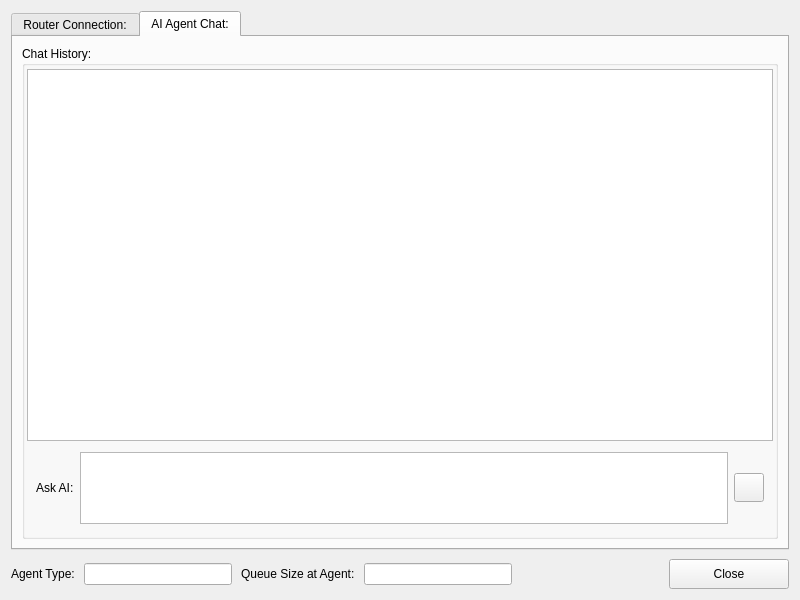
Before: the Qt Designer form apps/multiedge/edgedevice/ui/edgedevice.ui in aregtech/areg-edgeai, drawn with Qt 5.
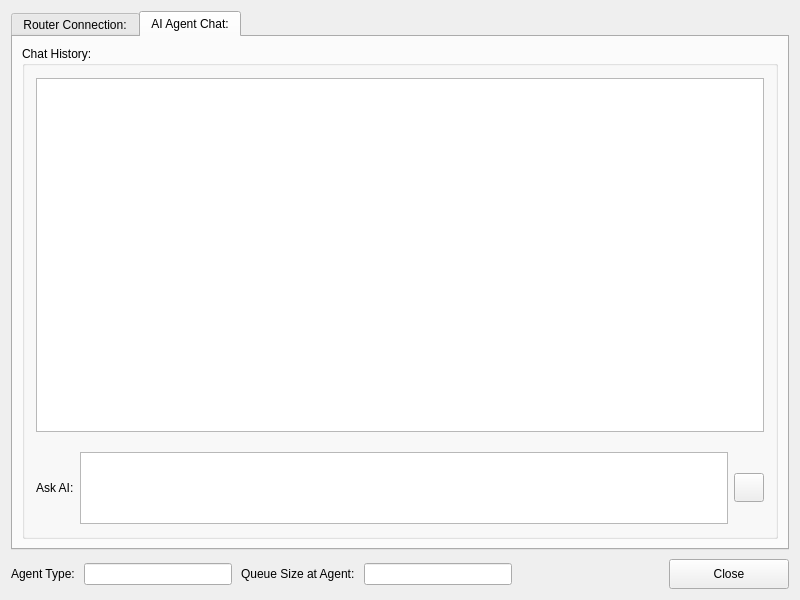
After: the same form once the commit is applied. The open tabs and pages were chosen to show the change. Icons and pictures are not drawn.

```diff
--- a/apps/multiedge/edgedevice/ui/edgedevice.ui
+++ b/apps/multiedge/edgedevice/ui/edgedevice.ui
@@ -10,6 +10,12 @@
     <height>600</height>
    </rect>
   </property>
+  <property name="sizePolicy">
+   <sizepolicy hsizetype="Preferred" vsizetype="Ignored">
+    <horstretch>0</horstretch>
+    <verstretch>0</verstretch>
+   </sizepolicy>
+  </property>
   <property name="focusPolicy">
    <enum>Qt::FocusPolicy::WheelFocus</enum>
   </property>
@@ -229,12 +235,27 @@
            <number>3</number>
           </property>
           <item>
-           <widget class="QTableView" name="TableHistory">
+           <widget class="QWidget" name="widget_2" native="true">
             <property name="sizePolicy">
              <sizepolicy hsizetype="Expanding" vsizetype="Expanding">
               <horstretch>0</horstretch>
               <verstretch>0</verstretch>
              </sizepolicy>
+            </property>
+            <layout class="QVBoxLayout" name="verticalLayout_5">
+             <item>
+              <widget class="QTableView" name="tableHistory">
+               <property name="sizePolicy">
+                <sizepolicy hsizetype="Expanding" vsizetype="Preferred">
+                 <horstretch>0</horstretch>
+                 <verstretch>0</verstretch>
+                </sizepolicy>
+               </property>
+               <property name="mouseTracking">
+                <bool>true</bool>
+               </property>
+               <property name="tabletTracking">
+                <bool>true</bool>
             </property>
             <property name="editTriggers">
              <set>QAbstractItemView::EditTrigger::NoEditTriggers</set>
@@ -268,6 +289,9 @@
             </attribute>
            </widget>
           </item>
+            </layout>
+           </widget>
+          </item>
           <item>
            <widget class="QWidget" name="widget" native="true">
             <property name="sizePolicy">
```
Left out of the diff: 4 changed lines with no effect on the pictures. Lines whose indentation alone changed are shown as unchanged.
